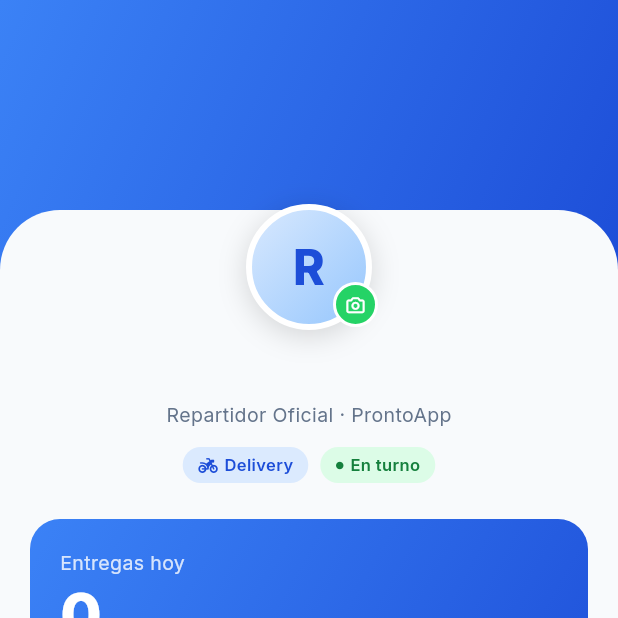
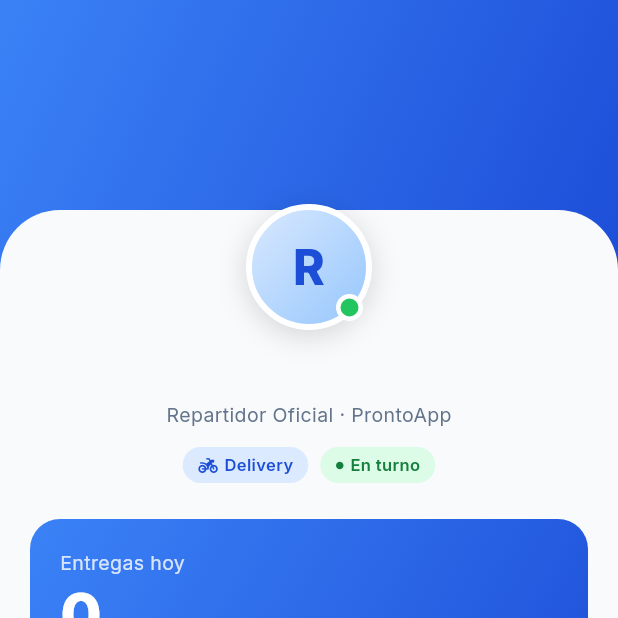
Before and after one commit to Curcolor/ProntoApp-, a Flutter app: the PerfilRepartidorScreen screen opened directly, on a phone screen of 412 x 824 dp, the top half of it. Run offline on Flutter 3.47's test engine with Material 3 defaults, Android fonts, the phone set to English and light mode, and no system bars; our stand-ins replace flutter_svg, font_awesome_flutter, google_fonts, shared_preferences; accounts and stored records are empty; network calls fail.

Commit message:
fix(ui): repartidor — ETA card arriba-derecha (En Ruta) + punto verde online en avatar (Perfil), como el diseño Figma

```diff
--- a/lib/features/delivery/screens/en_ruta_screen.dart
+++ b/lib/features/delivery/screens/en_ruta_screen.dart
@@ -75,10 +75,10 @@ class EnRutaScreen extends StatelessWidget {
             ),
           ),
 
-          // ETA Card
+          // ETA Card (arriba-derecha, como el diseño Figma)
           Positioned(
             top: MediaQuery.of(context).size.height * 0.12,
-            left: 20,
+            right: 20,
             child: Container(
               padding: const EdgeInsets.symmetric(horizontal: 14, vertical: 10),
               decoration: BoxDecoration(
--- a/lib/features/delivery/screens/perfil_repartidor_screen.dart
+++ b/lib/features/delivery/screens/perfil_repartidor_screen.dart
@@ -103,19 +103,18 @@ class PerfilRepartidorScreen extends StatelessWidget {
                     ),
                   ),
                 ),
+                // Punto verde "en línea" (como el diseño Figma)
                 Positioned(
-                  bottom: -2,
-                  right: -8,
+                  bottom: 2,
+                  right: 2,
                   child: Container(
-                    width: 30,
-                    height: 30,
+                    width: 18,
+                    height: 18,
                     decoration: BoxDecoration(
-                      color: const Color(0xFF25D366),
+                      color: const Color(0xFF22C55E),
                       shape: BoxShape.circle,
-                      border: Border.all(color: Colors.white, width: 2),
+                      border: Border.all(color: Colors.white, width: 3),
                     ),
-                    alignment: Alignment.center,
-                    child: const FaIcon(FontAwesomeIcons.camera, size: 12, color: Colors.white),
                   ),
                 ),
               ],
```
